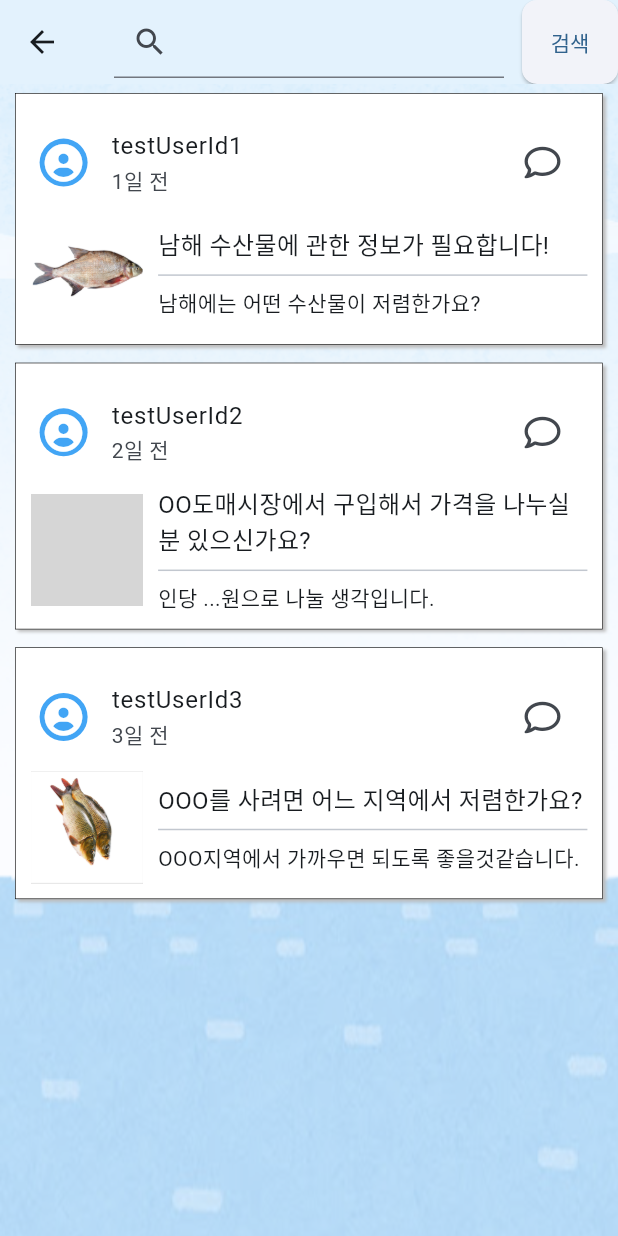
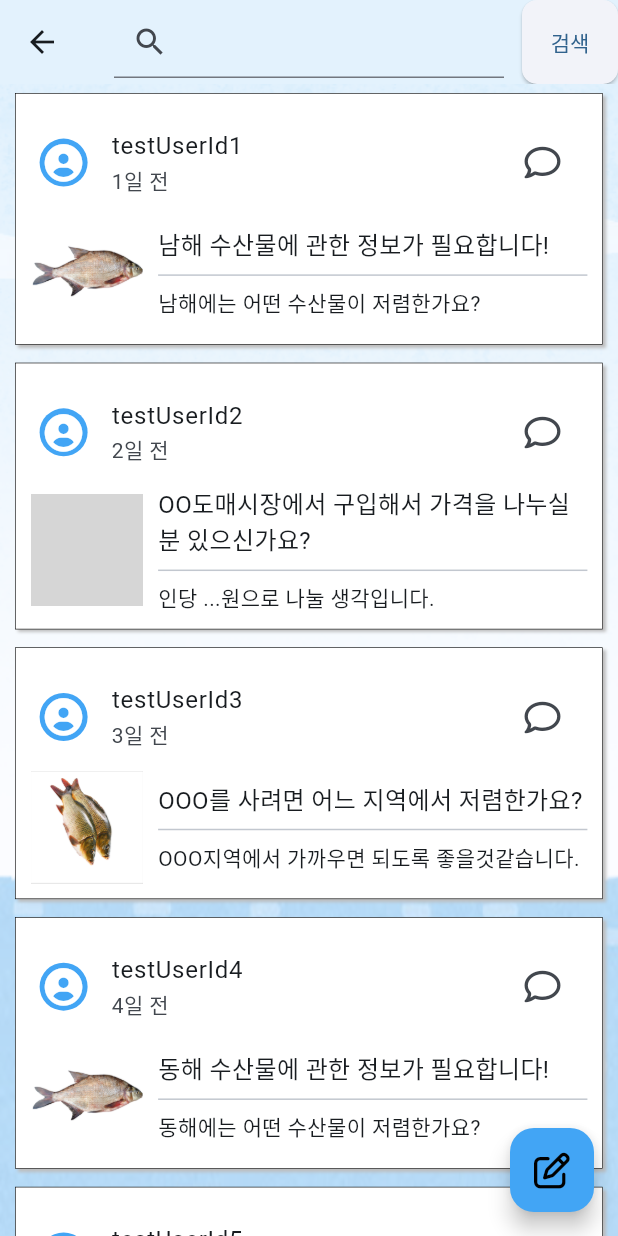
Before and after one commit to SWAG-2023ICT/marine_front, a Flutter app: the UserCommunityScreen screen opened directly, on a phone screen of 412 x 824 dp. Run offline on Flutter 3.47's test engine with Material 2 defaults, Android fonts, the phone set to English and light mode, and no system bars; our stand-ins replace flutter_secure_storage, font_awesome_flutter, go_router, google_maps_flutter, image_picker; missing offline and left inert: kpostal; accounts and stored records are empty; grey boxes are pictures that could not be loaded.

Commit message:
키보드 리사이징 수정

```diff
--- a/lib/features/user/navigation/menus/user_community_screem.dart
+++ b/lib/features/user/navigation/menus/user_community_screem.dart
@@ -20,6 +20,7 @@ class _UserCommunityScreenState extends State<UserCommunityScreen> {
   @override
   Widget build(BuildContext context) {
     return Scaffold(
+      resizeToAvoidBottomInset: false,
       appBar: AppBar(
         centerTitle: true,
         backgroundColor: Colors.blue.shade50,
@@ -50,6 +51,22 @@ class _UserCommunityScreenState extends State<UserCommunityScreen> {
             child: const Text("검색"),
           ),
         ],
+      ),
+      floatingActionButton: Visibility(
+        visible: !_isBarriered,
+        child: AnimatedOpacity(
+          opacity: _isBarriered ? 0 : 1,
+          duration: const Duration(milliseconds: 200),
+          child: FloatingActionButton(
+            heroTag: "user_community_edit",
+            onPressed: () {},
+            backgroundColor: Colors.blue.shade400,
+            child: const FaIcon(
+              FontAwesomeIcons.penToSquare,
+              color: Colors.black,
+            ),
+          ),
+        ),
       ),
       body: Stack(
         children: [
@@ -189,4 +206,12 @@ final List<Map<String, dynamic>> _communityDumyData = [
     'title': 'OOO를 사려면 어느 지역에서 저렴한가요?',
     'content': 'OOO지역에서 가까우면 되도록 좋을것같습니다.',
   },
+  {
+    'title': '동해 수산물에 관한 정보가 필요합니다!',
+    'content': '동해에는 어떤 수산물이 저렴한가요?',
+  },
+  {
+    'title': '서해 수산물에 관한 정보가 필요합니다!',
+    'content': '서해에는 어떤 수산물이 저렴한가요?',
+  },
 ];
```
